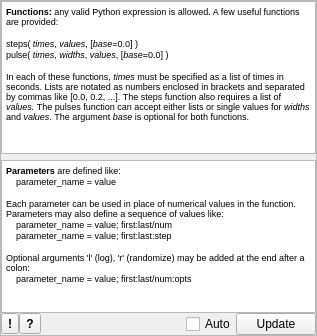
Old version of the form lib/util/generator/GeneratorTemplate.ui in the repository acq4/acq4.
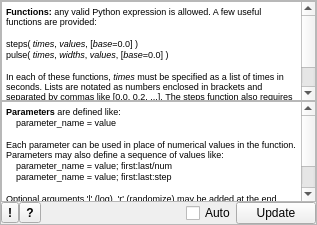
New version of the form. The open tabs and pages were chosen to show the change.

Commit message: Numerous updates and fixes. Patch, camera, and protocol modules are all running now. protocol still has difficulty saving files in sequence mode.

Diff of the .ui file:
```diff
--- a/lib/util/generator/GeneratorTemplate.ui
+++ b/lib/util/generator/GeneratorTemplate.ui
@@ -1,16 +1,22 @@
 <?xml version="1.0" encoding="UTF-8"?>
 <ui version="4.0">
  <class>Form</class>
- <widget class="QWidget" name="Form">
-  <property name="geometry">
+ <widget class="QWidget" name="Form" >
+  <property name="geometry" >
    <rect>
     <x>0</x>
     <y>0</y>
     <width>317</width>
-    <height>336</height>
+    <height>225</height>
    </rect>
   </property>
-  <property name="windowTitle">
+  <property name="minimumSize" >
+   <size>
+    <width>0</width>
+    <height>100</height>
+   </size>
+  </property>
+  <property name="windowTitle" >
    <string>Form</string>
   </property>
   <layout class="QVBoxLayout" name="verticalLayout_4">
@@ -78,38 +84,38 @@
            <number>0</number>
           </property>
           <item>
-           <widget class="QTextBrowser" name="textBrowser">
-            <property name="html">
-             <string>&lt;!DOCTYPE HTML PUBLIC &quot;-//W3C//DTD HTML 4.0//EN&quot; &quot;http://www.w3.org/TR/REC-html40/strict.dtd&quot;&gt;
-&lt;html&gt;&lt;head&gt;&lt;meta name=&quot;qrichtext&quot; content=&quot;1&quot; /&gt;&lt;style type=&quot;text/css&quot;&gt;
+           <widget class="QTextBrowser" name="textBrowser" >
+            <property name="html" >
+             <string>&lt;!DOCTYPE HTML PUBLIC "-//W3C//DTD HTML 4.0//EN" "http://www.w3.org/TR/REC-html40/strict.dtd">
+&lt;html>&lt;head>&lt;meta name="qrichtext" content="1" />&lt;style type="text/css">
 p, li { white-space: pre-wrap; }
-&lt;/style&gt;&lt;/head&gt;&lt;body style=&quot; font-family:'Sans Serif'; font-size:7pt; font-weight:400; font-style:normal;&quot;&gt;
-&lt;p style=&quot; margin-top:0px; margin-bottom:0px; margin-left:0px; margin-right:0px; -qt-block-indent:0; text-indent:0px;&quot;&gt;&lt;span style=&quot; font-weight:600;&quot;&gt;Functions:&lt;/span&gt; any valid Python expression is allowed. A few useful functions are provided:&lt;/p&gt;
-&lt;p style=&quot;-qt-paragraph-type:empty; margin-top:0px; margin-bottom:0px; margin-left:0px; margin-right:0px; -qt-block-indent:0; text-indent:0px;&quot;&gt;&lt;/p&gt;
-&lt;p style=&quot; margin-top:0px; margin-bottom:0px; margin-left:0px; margin-right:0px; -qt-block-indent:0; text-indent:0px;&quot;&gt;steps( &lt;span style=&quot; font-style:italic;&quot;&gt;times&lt;/span&gt;, &lt;span style=&quot; font-style:italic;&quot;&gt;values&lt;/span&gt;, [&lt;span style=&quot; font-style:italic;&quot;&gt;base&lt;/span&gt;=0.0] )&lt;/p&gt;
-&lt;p style=&quot; margin-top:0px; margin-bottom:0px; margin-left:0px; margin-right:0px; -qt-block-indent:0; text-indent:0px;&quot;&gt;pulse( &lt;span style=&quot; font-style:italic;&quot;&gt;times&lt;/span&gt;, &lt;span style=&quot; font-style:italic;&quot;&gt;widths&lt;/span&gt;, &lt;span style=&quot; font-style:italic;&quot;&gt;values&lt;/span&gt;, [&lt;span style=&quot; font-style:italic;&quot;&gt;base&lt;/span&gt;=0.0] )&lt;/p&gt;
-&lt;p style=&quot;-qt-paragraph-type:empty; margin-top:0px; margin-bottom:0px; margin-left:0px; margin-right:0px; -qt-block-indent:0; text-indent:0px;&quot;&gt;&lt;/p&gt;
-&lt;p style=&quot; margin-top:0px; margin-bottom:0px; margin-left:0px; margin-right:0px; -qt-block-indent:0; text-indent:0px;&quot;&gt;In each of these functions, &lt;span style=&quot; font-style:italic;&quot;&gt;times&lt;/span&gt; must be specified as a list of times in seconds. Lists are notated as numbers enclosed in brackets and separated by commas like [0.0, 0.2, ...]. The steps function also requires a list of &lt;span style=&quot; font-style:italic;&quot;&gt;values.&lt;/span&gt; The pulses function can accept either lists or single values for &lt;span style=&quot; font-style:italic;&quot;&gt;widths&lt;/span&gt; and &lt;span style=&quot; font-style:italic;&quot;&gt;values&lt;/span&gt;. The argument &lt;span style=&quot; font-style:italic;&quot;&gt;base&lt;/span&gt; is optional for both functions.&lt;/p&gt;&lt;/body&gt;&lt;/html&gt;</string>
+&lt;/style>&lt;/head>&lt;body style=" font-family:'MS Shell Dlg 2'; font-size:8.25pt; font-weight:400; font-style:normal;">
+&lt;p style=" margin-top:0px; margin-bottom:0px; margin-left:0px; margin-right:0px; -qt-block-indent:0; text-indent:0px; font-family:'Sans Serif'; font-size:7pt;">&lt;span style=" font-weight:600;">Functions:&lt;/span> any valid Python expression is allowed. A few useful functions are provided:&lt;/p>
+&lt;p style="-qt-paragraph-type:empty; margin-top:0px; margin-bottom:0px; margin-left:0px; margin-right:0px; -qt-block-indent:0; text-indent:0px; font-family:'Sans Serif'; font-size:7pt;">&lt;/p>
+&lt;p style=" margin-top:0px; margin-bottom:0px; margin-left:0px; margin-right:0px; -qt-block-indent:0; text-indent:0px; font-family:'Sans Serif'; font-size:7pt;">steps( &lt;span style=" font-style:italic;">times&lt;/span>, &lt;span style=" font-style:italic;">values&lt;/span>, [&lt;span style=" font-style:italic;">base&lt;/span>=0.0] )&lt;/p>
+&lt;p style=" margin-top:0px; margin-bottom:0px; margin-left:0px; margin-right:0px; -qt-block-indent:0; text-indent:0px; font-family:'Sans Serif'; font-size:7pt;">pulse( &lt;span style=" font-style:italic;">times&lt;/span>, &lt;span style=" font-style:italic;">widths&lt;/span>, &lt;span style=" font-style:italic;">values&lt;/span>, [&lt;span style=" font-style:italic;">base&lt;/span>=0.0] )&lt;/p>
+&lt;p style="-qt-paragraph-type:empty; margin-top:0px; margin-bottom:0px; margin-left:0px; margin-right:0px; -qt-block-indent:0; text-indent:0px; font-family:'Sans Serif'; font-size:7pt;">&lt;/p>
+&lt;p style=" margin-top:0px; margin-bottom:0px; margin-left:0px; margin-right:0px; -qt-block-indent:0; text-indent:0px; font-family:'Sans Serif'; font-size:7pt;">In each of these functions, &lt;span style=" font-style:italic;">times&lt;/span> must be specified as a list of times in seconds. Lists are notated as numbers enclosed in brackets and separated by commas like [0.0, 0.2, ...]. The steps function also requires a list of &lt;span style=" font-style:italic;">values.&lt;/span> The pulses function can accept either lists or single values for &lt;span style=" font-style:italic;">widths&lt;/span> and &lt;span style=" font-style:italic;">values&lt;/span>. The argument &lt;span style=" font-style:italic;">base&lt;/span> is optional for both functions.&lt;/p>&lt;/body>&lt;/html></string>
             </property>
            </widget>
           </item>
           <item>
-           <widget class="QTextBrowser" name="textBrowser_2">
-            <property name="html">
-             <string>&lt;!DOCTYPE HTML PUBLIC &quot;-//W3C//DTD HTML 4.0//EN&quot; &quot;http://www.w3.org/TR/REC-html40/strict.dtd&quot;&gt;
-&lt;html&gt;&lt;head&gt;&lt;meta name=&quot;qrichtext&quot; content=&quot;1&quot; /&gt;&lt;style type=&quot;text/css&quot;&gt;
+           <widget class="QTextBrowser" name="textBrowser_2" >
+            <property name="html" >
+             <string>&lt;!DOCTYPE HTML PUBLIC "-//W3C//DTD HTML 4.0//EN" "http://www.w3.org/TR/REC-html40/strict.dtd">
+&lt;html>&lt;head>&lt;meta name="qrichtext" content="1" />&lt;style type="text/css">
 p, li { white-space: pre-wrap; }
-&lt;/style&gt;&lt;/head&gt;&lt;body style=&quot; font-family:'Sans Serif'; font-size:7pt; font-weight:400; font-style:normal;&quot;&gt;
-&lt;p style=&quot; margin-top:0px; margin-bottom:0px; margin-left:0px; margin-right:0px; -qt-block-indent:0; text-indent:0px;&quot;&gt;&lt;span style=&quot; font-weight:600;&quot;&gt;Parameters&lt;/span&gt; are defined like:&lt;/p&gt;
-&lt;p style=&quot; margin-top:0px; margin-bottom:0px; margin-left:0px; margin-right:0px; -qt-block-indent:0; text-indent:0px;&quot;&gt;    parameter_name = value&lt;/p&gt;
-&lt;p style=&quot;-qt-paragraph-type:empty; margin-top:0px; margin-bottom:0px; margin-left:0px; margin-right:0px; -qt-block-indent:0; text-indent:0px;&quot;&gt;&lt;/p&gt;
-&lt;p style=&quot; margin-top:0px; margin-bottom:0px; margin-left:0px; margin-right:0px; -qt-block-indent:0; text-indent:0px;&quot;&gt;Each parameter can be used in place of numerical values in the function. Parameters may also define a sequence of values like:&lt;/p&gt;
-&lt;p style=&quot; margin-top:0px; margin-bottom:0px; margin-left:0px; margin-right:0px; -qt-block-indent:0; text-indent:0px;&quot;&gt;    parameter_name = value; first:last/num&lt;/p&gt;
-&lt;p style=&quot; margin-top:0px; margin-bottom:0px; margin-left:0px; margin-right:0px; -qt-block-indent:0; text-indent:0px;&quot;&gt;    parameter_name = value; first:last:step&lt;/p&gt;
-&lt;p style=&quot;-qt-paragraph-type:empty; margin-top:0px; margin-bottom:0px; margin-left:0px; margin-right:0px; -qt-block-indent:0; text-indent:0px;&quot;&gt;&lt;/p&gt;
-&lt;p style=&quot; margin-top:0px; margin-bottom:0px; margin-left:0px; margin-right:0px; -qt-block-indent:0; text-indent:0px;&quot;&gt;Optional arguments 'l' (log), 'r' (randomize) may be added at the end after a colon:&lt;/p&gt;
-&lt;p style=&quot; margin-top:0px; margin-bottom:0px; margin-left:0px; margin-right:0px; -qt-block-indent:0; text-indent:0px;&quot;&gt;    parameter_name = value; first:last/num:opts&lt;/p&gt;
-&lt;p style=&quot;-qt-paragraph-type:empty; margin-top:0px; margin-bottom:0px; margin-left:0px; margin-right:0px; -qt-block-indent:0; text-indent:0px;&quot;&gt;&lt;/p&gt;&lt;/body&gt;&lt;/html&gt;</string>
+&lt;/style>&lt;/head>&lt;body style=" font-family:'MS Shell Dlg 2'; font-size:8.25pt; font-weight:400; font-style:normal;">
+&lt;p style=" margin-top:0px; margin-bottom:0px; margin-left:0px; margin-right:0px; -qt-block-indent:0; text-indent:0px; font-family:'Sans Serif'; font-size:7pt;">&lt;span style=" font-weight:600;">Parameters&lt;/span> are defined like:&lt;/p>
+&lt;p style=" margin-top:0px; margin-bottom:0px; margin-left:0px; margin-right:0px; -qt-block-indent:0; text-indent:0px; font-family:'Sans Serif'; font-size:7pt;">    parameter_name = value&lt;/p>
+&lt;p style="-qt-paragraph-type:empty; margin-top:0px; margin-bottom:0px; margin-left:0px; margin-right:0px; -qt-block-indent:0; text-indent:0px; font-family:'Sans Serif'; font-size:7pt;">&lt;/p>
+&lt;p style=" margin-top:0px; margin-bottom:0px; margin-left:0px; margin-right:0px; -qt-block-indent:0; text-indent:0px; font-family:'Sans Serif'; font-size:7pt;">Each parameter can be used in place of numerical values in the function. Parameters may also define a sequence of values like:&lt;/p>
+&lt;p style=" margin-top:0px; margin-bottom:0px; margin-left:0px; margin-right:0px; -qt-block-indent:0; text-indent:0px; font-family:'Sans Serif'; font-size:7pt;">    parameter_name = value; first:last/num&lt;/p>
+&lt;p style=" margin-top:0px; margin-bottom:0px; margin-left:0px; margin-right:0px; -qt-block-indent:0; text-indent:0px; font-family:'Sans Serif'; font-size:7pt;">    parameter_name = value; first:last:step&lt;/p>
+&lt;p style="-qt-paragraph-type:empty; margin-top:0px; margin-bottom:0px; margin-left:0px; margin-right:0px; -qt-block-indent:0; text-indent:0px; font-family:'Sans Serif'; font-size:7pt;">&lt;/p>
+&lt;p style=" margin-top:0px; margin-bottom:0px; margin-left:0px; margin-right:0px; -qt-block-indent:0; text-indent:0px; font-family:'Sans Serif'; font-size:7pt;">Optional arguments 'l' (log), 'r' (randomize) may be added at the end after a colon:&lt;/p>
+&lt;p style=" margin-top:0px; margin-bottom:0px; margin-left:0px; margin-right:0px; -qt-block-indent:0; text-indent:0px; font-family:'Sans Serif'; font-size:7pt;">    parameter_name = value; first:last/num:opts&lt;/p>
+&lt;p style="-qt-paragraph-type:empty; margin-top:0px; margin-bottom:0px; margin-left:0px; margin-right:0px; -qt-block-indent:0; text-indent:0px; font-family:'Sans Serif'; font-size:7pt;">&lt;/p>&lt;/body>&lt;/html></string>
             </property>
            </widget>
           </item>
@@ -200,6 +206,8 @@
    </item>
   </layout>
  </widget>
+ <layoutdefault spacing="0" margin="0" />
+ <includes/>
  <resources/>
  <connections/>
 </ui>
```
Left out of the diff: 130 changed lines with no effect on the pictures. The commit also changes 13 other files.
